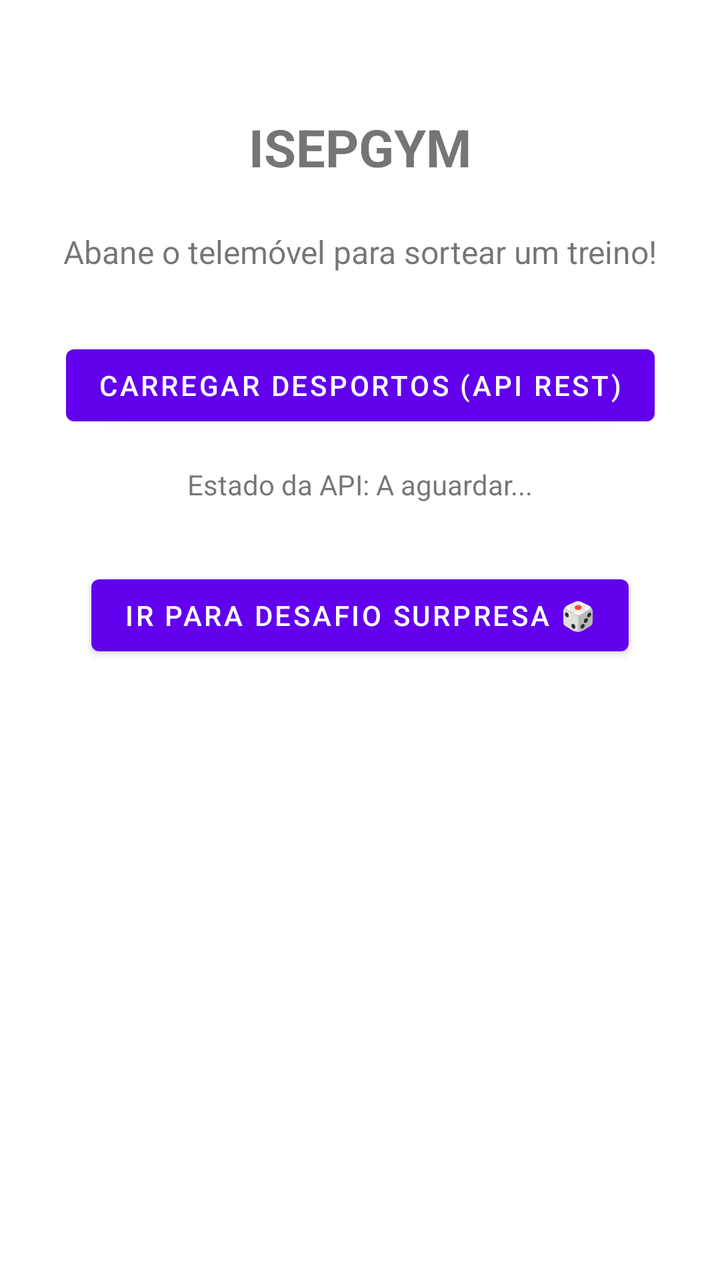
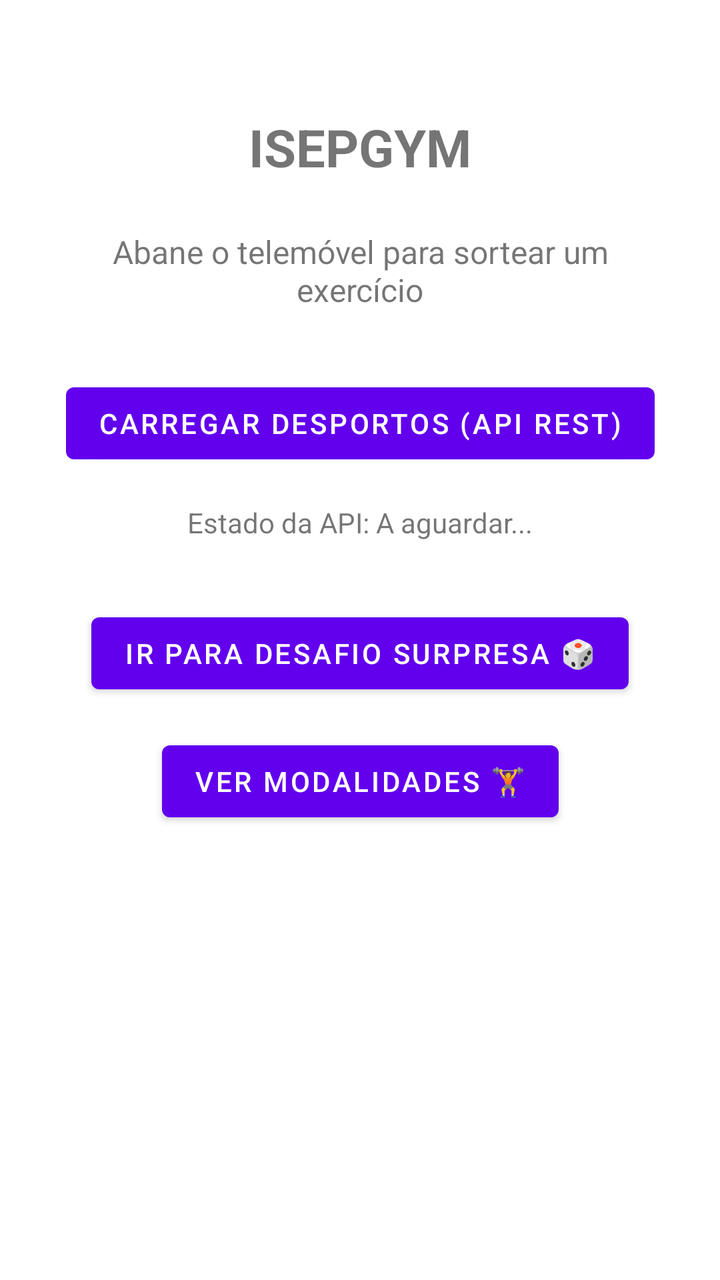

Two renders of the same Android screen: before a commit and after it. Below are the layout's source before the change and the commit's diff.
<!-- AndroidManifest.xml: application theme Theme.DSSMV_ProjectDroid_1240908_1241237 -->
<!-- res/layout/activity_main.xml -->
<?xml version="1.0" encoding="utf-8"?>
<androidx.constraintlayout.widget.ConstraintLayout
        xmlns:android="http://schemas.android.com/apk/res/android"
        xmlns:app="http://schemas.android.com/apk/res-auto"
        xmlns:tools="http://schemas.android.com/tools"
        android:layout_width="match_parent"
        android:layout_height="match_parent"
        android:padding="24dp"
        tools:context=".ui.main.MainActivity">

    <TextView
            android:id="@+id/tvTitulo"
            android:layout_width="wrap_content"
            android:layout_height="wrap_content"
            android:text="ISEPGYM"
            android:textSize="26sp"
            android:textStyle="bold"
            app:layout_constraintTop_toTopOf="parent"
            app:layout_constraintStart_toStartOf="parent"
            app:layout_constraintEnd_toEndOf="parent"
            android:layout_marginTop="32dp"/>

    <TextView
            android:id="@+id/tvInstrucoes"
            android:layout_width="0dp"
            android:layout_height="wrap_content"
            android:text="Abane o telemóvel para sortear um treino!"
            android:textAlignment="center"
            android:textSize="16sp"
            app:layout_constraintTop_toBottomOf="@id/tvTitulo"
            app:layout_constraintStart_toStartOf="parent"
            app:layout_constraintEnd_toEndOf="parent"
            android:layout_marginTop="24dp"/>

    <Button
            android:id="@+id/btnTestarApi"
            android:layout_width="wrap_content"
            android:layout_height="wrap_content"
            android:text="Carregar Desportos (API REST)"
            app:layout_constraintTop_toBottomOf="@id/tvInstrucoes"
            app:layout_constraintStart_toStartOf="parent"
            app:layout_constraintEnd_toEndOf="parent"
            android:layout_marginTop="32dp"/>

    <TextView
            android:id="@+id/tvStatusApi"
            android:layout_width="0dp"
            android:layout_height="wrap_content"
            android:text="Estado da API: A aguardar..."
            android:textAlignment="center"
            android:textSize="14sp"
            app:layout_constraintTop_toBottomOf="@id/btnTestarApi"
            app:layout_constraintStart_toStartOf="parent"
            app:layout_constraintEnd_toEndOf="parent"
            android:layout_marginTop="16dp"/>

    <Button
        android:id="@+id/btnIrSurpresa"
        android:layout_width="wrap_content"
        android:layout_height="wrap_content"
        android:text="Ir para Desafio Surpresa 🎲"
        app:layout_constraintTop_toBottomOf="@id/tvStatusApi"
        app:layout_constraintStart_toStartOf="parent"
        app:layout_constraintEnd_toEndOf="parent"
        android:layout_marginTop="32dp"/>

</androidx.constraintlayout.widget.ConstraintLayout>
<!-- resources referenced by this layout -->
<resources>
  <style name="Theme.DSSMV_ProjectDroid_1240908_1241237" parent="Theme.MaterialComponents.DayNight.DarkActionBar">
          
          <item name="colorPrimary">@color/purple_500</item>
          <item name="colorPrimaryVariant">@color/purple_700</item>
          <item name="colorOnPrimary">@color/white</item>
          
          <item name="colorSecondary">@color/teal_200</item>
          <item name="colorSecondaryVariant">@color/teal_700</item>
          <item name="colorOnSecondary">@color/black</item>
          
          <item name="android:statusBarColor">?attr/colorPrimaryVariant</item>
          
      </style>
  <color name="purple_500">#FF6200EE</color>
  <color name="purple_700">#FF3700B3</color>
  <color name="white">#FFFFFFFF</color>
  <color name="teal_200">#FF03DAC5</color>
  <color name="teal_700">#FF018786</color>
  <color name="black">#FF000000</color>
</resources>

<!-- the commit's change to res/layout/activity_main.xml (unified diff, before → after) -->
@@ -24,7 +24,7 @@
             android:id="@+id/tvInstrucoes"
             android:layout_width="0dp"
             android:layout_height="wrap_content"
-            android:text="Abane o telemóvel para sortear um treino!"
+            android:text="Abane o telemóvel para sortear um exercício"
             android:textAlignment="center"
             android:textSize="16sp"
             app:layout_constraintTop_toBottomOf="@id/tvTitulo"
@@ -64,4 +64,14 @@
         app:layout_constraintEnd_toEndOf="parent"
         android:layout_marginTop="32dp"/>
 
+    <Button
+        android:id="@+id/btnVerAulas"
+        android:layout_width="wrap_content"
+        android:layout_height="wrap_content"
+        android:text="Ver Modalidades 🏋️"
+        app:layout_constraintTop_toBottomOf="@id/btnIrSurpresa"
+        app:layout_constraintStart_toStartOf="parent"
+        app:layout_constraintEnd_toEndOf="parent"
+        android:layout_marginTop="16dp" />
+
 </androidx.constraintlayout.widget.ConstraintLayout>
